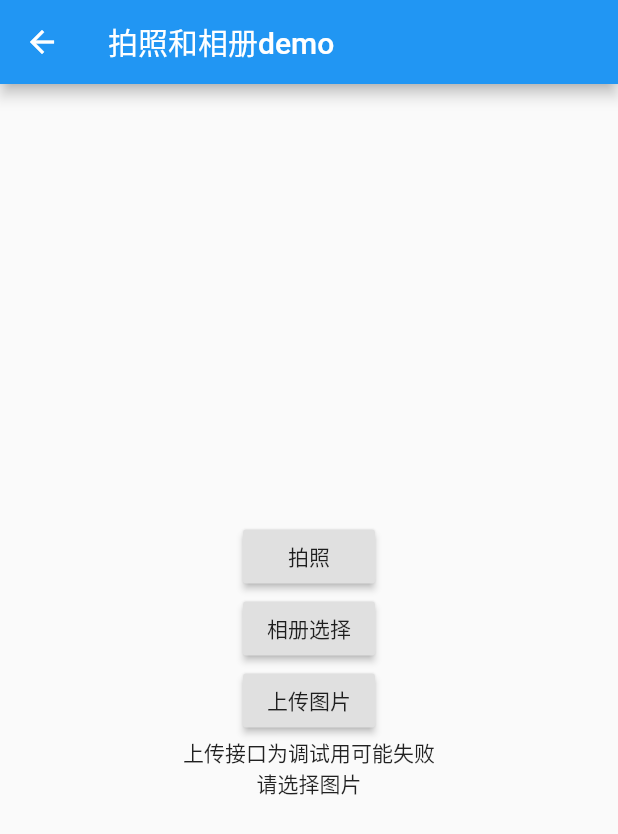
After one commit to yanjiepeng/flutter_demo2, a Flutter app: the ImagePickerDemo screen opened directly, after a tap on "拍照", on a phone screen of 412 x 824 dp. The commit adds this screen. Shown: the top 834 px of the screen. Run offline on Flutter 3.47's test engine with Material 2 defaults, Android fonts, the phone set to English and light mode, and no system bars; our stand-ins replace date_format, device_info, dio, flutter_html, flutter_swiper, fluttertoast and 1 more; missing offline and left inert: amap_location, flutter_inappbrowser, simple_permissions.

Commit message:
拍照相册和图片上传

```diff
--- /dev/null
+++ b/lib/camera/ImagePickerDemo.dart
@@ -0,0 +1,87 @@
+import 'dart:io';
+import 'package:flutter/material.dart';
+import 'package:image_picker/image_picker.dart';
+
+import 'package:dio/dio.dart';
+
+class ImagePickerDemo extends StatefulWidget {
+  @override
+  _ImagePickerDemoState createState() => _ImagePickerDemoState();
+}
+
+class _ImagePickerDemoState extends State<ImagePickerDemo> {
+  File _image;
+
+  @override
+  Widget build(BuildContext context) {
+    return Scaffold(
+        appBar: AppBar(
+          title: Text('拍照和相册demo'),
+        ),
+        body: Center(
+          child: Column(
+            mainAxisAlignment: MainAxisAlignment.center,
+            children: <Widget>[
+              RaisedButton(
+                onPressed: _takePhoto,
+                child: Text('拍照'),
+              ),
+              RaisedButton(
+                onPressed: _fromAlbum,
+                child: Text('相册选择'),
+              ),
+              RaisedButton(
+                onPressed:(){
+                  _uploadImageFile(this._image ,'http://jd.itying.com/imgupload');
+                } ,
+                child: Text('上传图片'),
+
+              ),
+              Text('上传接口为调试用可能失败'),
+              _buildImage(),
+            ],
+          ),
+        ));
+  }
+
+  _takePhoto() async {
+    var image = await ImagePicker.pickImage(
+        source: ImageSource.camera, maxWidth: 200, maxHeight: 200);
+
+    setState(() {
+      this._image = image;
+    });
+  }
+
+  _fromAlbum() async {
+    var image = await ImagePicker.pickImage(
+        source: ImageSource.gallery, maxHeight: 250, maxWidth: 250);
+    setState(() {
+      this._image = image;
+    });
+  }
+
+  //定义组件显示图片
+
+  Widget _buildImage() {
+    if (this._image == null)
+      return Text('请选择图片');
+    else {
+      return Image.file(this._image);
+    }
+  }
+
+  //上传图片到服务器
+
+  void _uploadImageFile(File imagefile, String url) async {
+    FormData formData = FormData.from({
+      'name': '张三',
+      'age': 23,
+      'sex':'男',
+      'file': new UploadFileInfo(imagefile, 'imageFile.jpg')
+    });
+
+    var response = await Dio().post(url, data: formData);
+    print(response);
+  }
+}
--- a/lib/routes/Routes.dart
+++ b/lib/routes/Routes.dart
@@ -1,4 +1,5 @@
 import 'package:flutter/material.dart';
+import 'package:flutter_demo2/camera/ImagePickerDemo.dart';
 import 'package:flutter_demo2/date/Datedemo.dart';
 import 'package:flutter_demo2/deviceinfo/DeviceInfoPage.dart';
 import 'package:flutter_demo2/map/GDMapDemo.dart';
@@ -7,7 +8,6 @@ import 'package:flutter_demo2/net/SimpleNetPage.dart';
 import 'package:flutter_demo2/newsdemo/NewsContent.dart';
 import 'package:flutter_demo2/newsdemo/news.dart';
 import 'package:flutter_demo2/pages/AppBarDemo.dart';
-import 'package:flutter_demo2/pages/BottomNavigation.dart';
 import 'package:flutter_demo2/pages/ButtonDemoPage.dart';
 import 'package:flutter_demo2/pages/dialog/CustomDialog.dart';
 import 'package:flutter_demo2/pages/dialog/DialogDemo.dart';
@@ -47,6 +47,7 @@ final routes = {
   '/newspage': (context) => NewsPage(),
   '/deviceinfo': (context) => DeviceInfoPage(),
   '/getlocation': (context) => GDMapDemo(),
+  '/imagepicker': (context) => ImagePickerDemo(),
   '/newscontent': (context,{arguments}) => NewsContent(arguments:arguments),
   '/search': (context, {arguments}) => SearchPage(arguments: arguments),
   '/product': (context, {arguments}) => ProductPage(arguments: arguments),
--- a/pubspec.yaml
+++ b/pubspec.yaml
@@ -32,6 +32,7 @@ dependencies:
   device_info: ^0.4.0+2
   amap_location: ^0.2.0
   simple_permissions: ^0.1.9
+  image_picker: ^0.6.0+15
   flutter_localizations:
     sdk: flutter
 
```
Also changed, not shown: lib/pages/tabs/Home.dart (+10 -3 lines), pubspec.lock, 1 other file.
